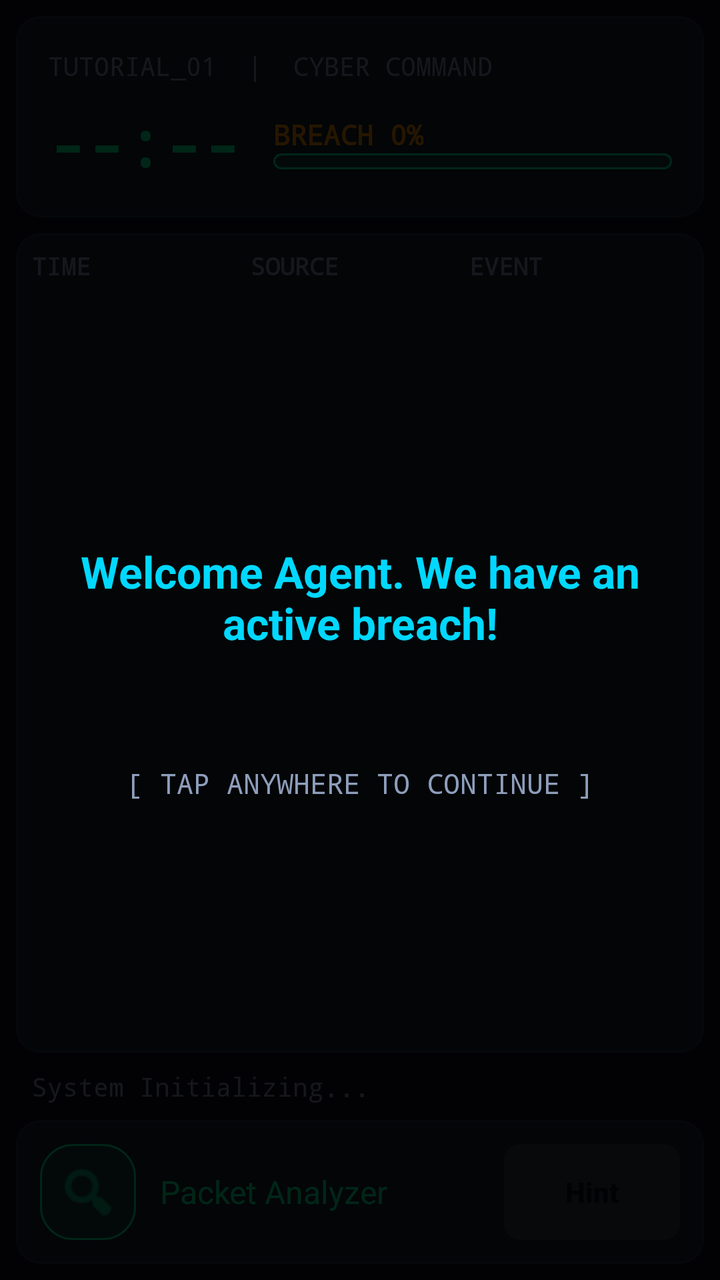
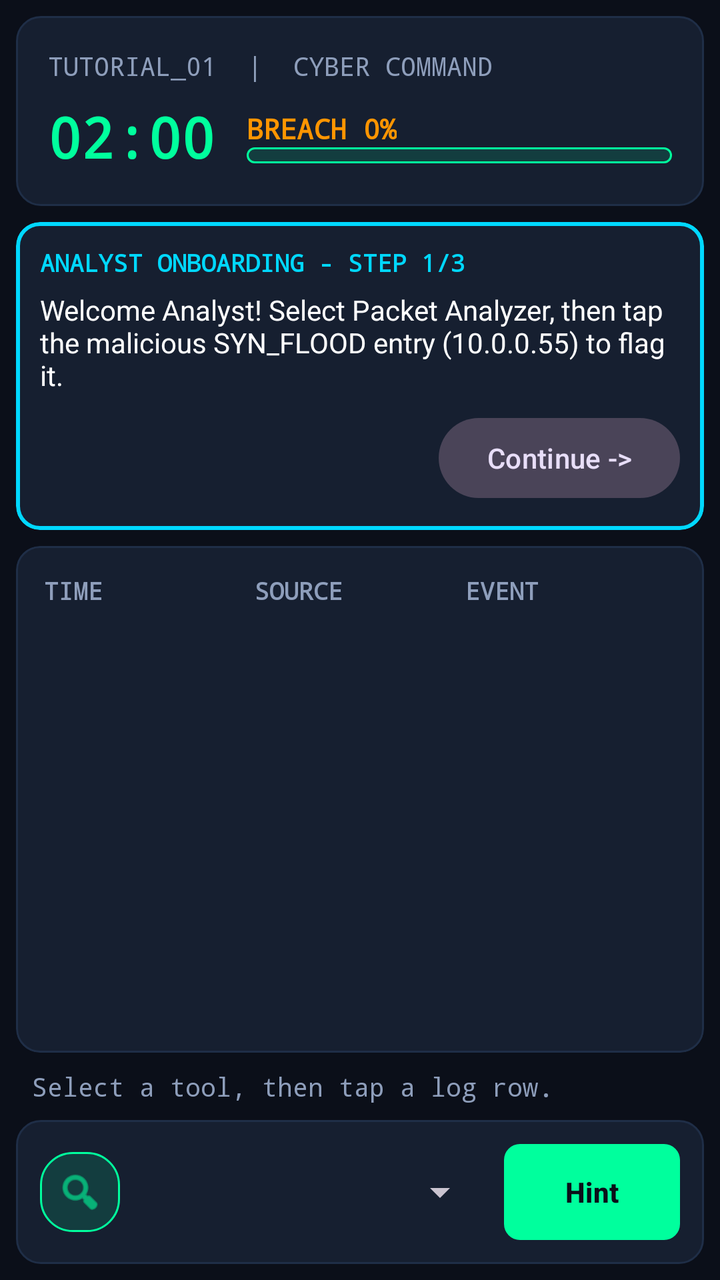

An Android layout rendered at two revisions. The XML below is the earlier revision; the diff shows what the commit changed to produce the second picture.
<!-- AndroidManifest.xml: application theme Theme.CyberBreach -->
<!-- res/layout/activity_tutorial.xml -->
<?xml version="1.0" encoding="utf-8"?>
<FrameLayout xmlns:android="http://schemas.android.com/apk/res/android"
    xmlns:app="http://schemas.android.com/apk/res-auto"
    android:layout_width="match_parent"
    android:layout_height="match_parent"
    android:background="@color/soc_background"
    android:fitsSystemWindows="true">

    
    <LinearLayout
        android:layout_width="match_parent"
        android:layout_height="match_parent"
        android:orientation="vertical">

        
        <LinearLayout
            android:layout_width="match_parent"
            android:layout_height="wrap_content"
            android:orientation="vertical"
            android:padding="16dp"
            android:background="@drawable/bg_terminal_card"
            android:layout_margin="8dp">

            <TextView
                android:layout_width="match_parent"
                android:layout_height="wrap_content"
                android:text="TUTORIAL_01  |  CYBER COMMAND"
                android:textColor="@color/soc_text_secondary"
                android:fontFamily="monospace"
                android:textSize="13sp" />

            <LinearLayout
                android:layout_width="match_parent"
                android:layout_height="wrap_content"
                android:gravity="center_vertical"
                android:layout_marginTop="8dp"
                android:orientation="horizontal">

                <TextView
                    android:layout_width="wrap_content"
                    android:layout_height="wrap_content"
                    android:fontFamily="monospace"
                    android:text="--:--"
                    android:textColor="@color/soc_primary"
                    android:textSize="32sp"
                    android:textStyle="bold" />

                <LinearLayout
                    android:layout_width="0dp"
                    android:layout_height="wrap_content"
                    android:layout_marginStart="16dp"
                    android:layout_weight="1"
                    android:orientation="vertical">

                    <TextView
                        android:layout_width="wrap_content"
                        android:layout_height="wrap_content"
                        android:fontFamily="monospace"
                        android:text="BREACH 0%"
                        android:textColor="@color/soc_warning"
                        android:textSize="14sp"
                        android:textStyle="bold" />

                    <ProgressBar
                        style="?android:attr/progressBarStyleHorizontal"
                        android:layout_width="match_parent"
                        android:layout_height="8dp"
                        android:progressDrawable="@drawable/bg_pill_badge"
                        android:max="100"
                        android:progress="0" />
                </LinearLayout>
            </LinearLayout>
        </LinearLayout>

        
        <com.google.android.material.card.MaterialCardView
            android:layout_width="match_parent"
            android:layout_height="0dp"
            android:layout_weight="1"
            android:layout_marginHorizontal="8dp"
            android:layout_marginBottom="8dp"
            app:cardBackgroundColor="@color/soc_surface"
            app:strokeColor="@color/soc_surface_stroke"
            app:strokeWidth="1dp"
            app:cardCornerRadius="12dp">

            <ScrollView
                android:layout_width="match_parent"
                android:layout_height="match_parent"
                android:fillViewport="true">

                <LinearLayout
                    android:id="@+id/llLogs"
                    android:layout_width="match_parent"
                    android:layout_height="wrap_content"
                    android:orientation="vertical"
                    android:padding="8dp">

                    
                    <LinearLayout
                        android:layout_width="match_parent"
                        android:layout_height="wrap_content"
                        android:orientation="horizontal">
                        <TextView android:layout_width="0dp" android:layout_height="wrap_content" android:layout_weight="1" android:text="TIME" android:textColor="@color/soc_text_secondary" android:fontFamily="monospace" android:textSize="12sp" android:textStyle="bold"/>
                        <TextView android:layout_width="0dp" android:layout_height="wrap_content" android:layout_weight="1" android:text="SOURCE" android:textColor="@color/soc_text_secondary" android:fontFamily="monospace" android:textSize="12sp" android:textStyle="bold"/>
                        <TextView android:layout_width="0dp" android:layout_height="wrap_content" android:layout_weight="1" android:text="EVENT" android:textColor="@color/soc_text_secondary" android:fontFamily="monospace" android:textSize="12sp" android:textStyle="bold"/>
                    </LinearLayout>
                    
                </LinearLayout>
            </ScrollView>
        </com.google.android.material.card.MaterialCardView>

        <TextView
            android:layout_width="match_parent"
            android:layout_height="wrap_content"
            android:fontFamily="monospace"
            android:paddingHorizontal="16dp"
            android:paddingBottom="8dp"
            android:text="System Initializing..."
            android:textColor="@color/soc_text_secondary"
            android:textSize="13sp" />

        
        <LinearLayout
            android:id="@+id/bottomBar"
            android:layout_width="match_parent"
            android:layout_height="wrap_content"
            android:background="@drawable/bg_terminal_card"
            android:layout_marginHorizontal="8dp"
            android:layout_marginBottom="8dp"
            android:gravity="center_vertical"
            android:orientation="horizontal"
            android:padding="12dp"
            android:clickable="true"
            android:focusable="true">

            <ImageView
                android:id="@+id/ivTool"
                android:layout_width="48dp"
                android:layout_height="48dp"
                android:padding="8dp"
                android:background="@drawable/bg_pill_badge"
                android:src="@android:drawable/ic_menu_search"
                app:tint="@color/soc_primary" />

            
            <TextView
                android:id="@+id/tvTool"
                android:layout_width="0dp"
                android:layout_height="wrap_content"
                android:layout_marginStart="12dp"
                android:layout_weight="1"
                android:text="Packet Analyzer"
                android:textColor="@color/soc_primary"
                android:textSize="16sp" />

            <Button
                android:layout_width="wrap_content"
                android:layout_height="wrap_content"
                android:background="@drawable/bg_neon_button"
                android:textColor="@color/soc_background"
                android:textStyle="bold"
                android:layout_marginStart="8dp"
                android:text="@string/btn_hint"
                android:enabled="false" />
        </LinearLayout>
    </LinearLayout>

    
    <LinearLayout
        android:id="@+id/overlayLayer"
        android:layout_width="match_parent"
        android:layout_height="match_parent"
        android:background="#D9000000"
        android:gravity="center"
        android:orientation="vertical"
        android:clickable="true"
        android:focusable="true">

        <TextView
            android:id="@+id/tvOverlay"
            android:layout_width="wrap_content"
            android:layout_height="wrap_content"
            android:layout_margin="32dp"
            android:text="Welcome Agent. We have an active breach!"
            android:textColor="@color/soc_accent_cyan"
            android:textSize="22sp"
            android:textStyle="bold"
            android:gravity="center" />
            
        <TextView
            android:layout_width="wrap_content"
            android:layout_height="wrap_content"
            android:text="[ TAP ANYWHERE TO CONTINUE ]"
            android:textColor="@color/soc_text_secondary"
            android:textSize="14sp"
            android:layout_marginTop="24dp"
            android:fontFamily="monospace" />
            
    </LinearLayout>

</FrameLayout>
<!-- resources referenced by this layout -->
<resources>
  <color name="soc_accent_cyan">#00D8FF</color>
  <color name="soc_background">#0B0F19</color>
  <color name="soc_primary">#00FF9D</color>
  <color name="soc_surface">#161F30</color>
  <color name="soc_surface_stroke">#1F2E47</color>
  <color name="soc_text_secondary">#8E9EBB</color>
  <color name="soc_warning">#FF9500</color>
  <!-- drawable bg_neon_button (drawable) -->
  <?xml version="1.0" encoding="utf-8"?>
  <ripple xmlns:android="http://schemas.android.com/apk/res/android"
      android:color="@color/soc_background">
      <item>
          <shape android:shape="rectangle">
              <solid android:color="@color/soc_primary" />
              <corners android:radius="8dp" />
          </shape>
      </item>
  </ripple>
  <!-- drawable bg_pill_badge (drawable) -->
  <?xml version="1.0" encoding="utf-8"?>
  <shape xmlns:android="http://schemas.android.com/apk/res/android"
      android:shape="rectangle">
      <solid android:color="@color/soc_transparent_primary" />
      <stroke
          android:width="1dp"
          android:color="@color/soc_primary" />
      <corners android:radius="16dp" />
  </shape>
  <!-- drawable bg_terminal_card (drawable) -->
  <?xml version="1.0" encoding="utf-8"?>
  <shape xmlns:android="http://schemas.android.com/apk/res/android"
      android:shape="rectangle">
      <solid android:color="@color/soc_surface" />
      <stroke
          android:width="1dp"
          android:color="@color/soc_surface_stroke" />
      <corners android:radius="12dp" />
  </shape>
  <string name="btn_hint">Hint</string>
  <style name="Theme.CyberBreach" parent="Base.Theme.CyberBreach" />
  <color name="soc_transparent_primary">#2200FF9D</color>
  <style name="Base.Theme.CyberBreach" parent="Theme.Material3.Dark.NoActionBar">
          <item name="colorPrimary">@color/soc_primary</item>
          <item name="colorOnPrimary">#000000</item>
          <item name="colorPrimaryContainer">@color/soc_transparent_primary</item>
          <item name="colorOnPrimaryContainer">@color/soc_primary</item>
  
          <item name="colorSecondary">@color/soc_accent_cyan</item>
          <item name="colorOnSecondary">#000000</item>
  
          <item name="colorError">@color/soc_critical</item>
          <item name="colorOnError">#FFFFFF</item>
  
          <item name="android:colorBackground">@color/soc_background</item>
          <item name="colorOnBackground">@color/soc_text_primary</item>
          <item name="colorSurface">@color/soc_surface</item>
          <item name="colorOnSurface">@color/soc_text_primary</item>
          <item name="colorSurfaceVariant">@color/soc_surface</item>
          <item name="colorOnSurfaceVariant">@color/soc_text_secondary</item>
          <item name="colorOutline">@color/soc_surface_stroke</item>
          
          <item name="android:statusBarColor">@color/soc_background</item>
          <item name="android:navigationBarColor">@color/soc_surface</item>
      </style>
  <color name="soc_critical">#FF3B30</color>
  <color name="soc_text_primary">#FFFFFF</color>
</resources>

<!-- the commit's change to res/layout/activity_tutorial.xml (unified diff, before → after) -->
@@ -1,202 +1,209 @@
 <?xml version="1.0" encoding="utf-8"?>
-<FrameLayout xmlns:android="http://schemas.android.com/apk/res/android"
+<LinearLayout xmlns:android="http://schemas.android.com/apk/res/android"
     xmlns:app="http://schemas.android.com/apk/res-auto"
     android:layout_width="match_parent"
     android:layout_height="match_parent"
     android:background="@color/soc_background"
-    android:fitsSystemWindows="true">
+    android:fitsSystemWindows="true"
+    android:orientation="vertical">
 
     
     <LinearLayout
         android:layout_width="match_parent"
-        android:layout_height="match_parent"
-        android:orientation="vertical">
-
-        
+        android:layout_height="wrap_content"
+        android:orientation="vertical"
+        android:padding="16dp"
+        android:background="@drawable/bg_terminal_card"
+        android:layout_margin="8dp">
+
+        <TextView
+            android:layout_width="match_parent"
+            android:layout_height="wrap_content"
+            android:text="TUTORIAL_01  |  CYBER COMMAND"
+            android:textColor="@color/soc_text_secondary"
+            android:fontFamily="monospace"
+            android:textSize="13sp" />
+
         <LinearLayout
             android:layout_width="match_parent"
             android:layout_height="wrap_content"
-            android:orientation="vertical"
-            android:padding="16dp"
-            android:background="@drawable/bg_terminal_card"
-            android:layout_margin="8dp">
+            android:gravity="center_vertical"
+            android:layout_marginTop="8dp"
+            android:orientation="horizontal">
 
             <TextView
-                android:layout_width="match_parent"
-                android:layout_height="wrap_content"
-                android:text="TUTORIAL_01  |  CYBER COMMAND"
-                android:textColor="@color/soc_text_secondary"
+                android:layout_width="wrap_content"
+                android:layout_height="wrap_content"
                 android:fontFamily="monospace"
-                android:textSize="13sp" />
+                android:text="02:00"
+                android:textColor="@color/soc_primary"
+                android:textSize="28sp"
+                android:textStyle="bold" />
 
             <LinearLayout
-                android:layout_width="match_parent"
-                android:layout_height="wrap_content"
-                android:gravity="center_vertical"
-                android:layout_marginTop="8dp"
-                android:orientation="horizontal">
+                android:layout_width="0dp"
+                android:layout_height="wrap_content"
+                android:layout_marginStart="16dp"
+                android:layout_weight="1"
+                android:orientation="vertical">
 
                 <TextView
+                    android:id="@+id/tvBreach"
                     android:layout_width="wrap_content"
                     android:layout_height="wrap_content"
                     android:fontFamily="monospace"
-                    android:text="--:--"
-                    android:textColor="@color/soc_primary"
-                    android:textSize="32sp"
+                    android:text="BREACH 0%"
+                    android:textColor="@color/soc_warning"
+                    android:textSize="14sp"
                     android:textStyle="bold" />
 
-                <LinearLayout
-                    android:layout_width="0dp"
-                    android:layout_height="wrap_content"
-                    android:layout_marginStart="16dp"
-                    android:layout_weight="1"
-                    android:orientation="vertical">
-
-                    <TextView
-                        android:layout_width="wrap_content"
-                        android:layout_height="wrap_content"
-                        android:fontFamily="monospace"
-                        android:text="BREACH 0%"
-                        android:textColor="@color/soc_warning"
-                        android:textSize="14sp"
-                        android:textStyle="bold" />
-
-                    <ProgressBar
-                        style="?android:attr/progressBarStyleHorizontal"
-                        android:layout_width="match_parent"
-                        android:layout_height="8dp"
-                        android:progressDrawable="@drawable/bg_pill_badge"
-                        android:max="100"
-                        android:progress="0" />
-                </LinearLayout>
+                <ProgressBar
+                    style="?android:attr/progressBarStyleHorizontal"
+                    android:layout_width="match_parent"
+                    android:layout_height="8dp"
+                    android:progressDrawable="@drawable/bg_pill_badge"
+                    android:max="100"
+                    android:progress="0" />
             </LinearLayout>
         </LinearLayout>
-
-        
-        <com.google.android.material.card.MaterialCardView
-            android:layout_width="match_parent"
-            android:layout_height="0dp"
-            android:layout_weight="1"
-            android:layout_marginHorizontal="8dp"
-            android:layout_marginBottom="8dp"
-            app:cardBackgroundColor="@color/soc_surface"
-            app:strokeColor="@color/soc_surface_stroke"
-            app:strokeWidth="1dp"
-            app:cardCornerRadius="12dp">
-
-            <ScrollView
+    </LinearLayout>
+
+    
+    <com.google.android.material.card.MaterialCardView
+        android:id="@+id/guidanceCard"
+        android:layout_width="match_parent"
+        android:layout_height="wrap_content"
+        android:layout_marginHorizontal="8dp"
+        android:layout_marginBottom="8dp"
+        app:cardBackgroundColor="@color/soc_surface"
+        app:strokeColor="@color/soc_accent_cyan"
+        app:strokeWidth="2dp"
+        app:cardCornerRadius="12dp">
+
+        <LinearLayout
+            android:layout_width="match_parent"
+            android:layout_height="wrap_content"
+            android:orientation="vertical"
+            android:padding="12dp">
+
+            <TextView
+                android:id="@+id/tvGuideStep"
+                android:layout_width="wrap_content"
+                android:layout_height="wrap_content"
+                android:text="ANALYST ONBOARDING - STEP 1/3"
+                android:textColor="@color/soc_accent_cyan"
+                android:fontFamily="monospace"
+                android:textSize="12sp"
+                android:textStyle="bold" />
+
+            <TextView
+                android:id="@+id/tvGuideText"
                 android:layout_width="match_parent"
-                android:layout_height="match_parent"
-                android:fillViewport="true">
-
+                android:layout_height="wrap_content"
+                android:layout_marginTop="6dp"
+                android:text="Welcome Analyst! Select Packet Analyzer, then tap the malicious SYN_FLOOD entry (10.0.0.55) to flag it."
+                android:textColor="@color/soc_text_primary"
+                android:textSize="14sp" />
+
+            <Button
+                android:id="@+id/btnNextStep"
+                style="@style/Widget.Material3.Button.TonalButton"
+                android:layout_width="wrap_content"
+                android:layout_height="wrap_content"
+                android:layout_gravity="end"
+                android:layout_marginTop="8dp"
+                android:text="Continue ->" />
+        </LinearLayout>
+    </com.google.android.material.card.MaterialCardView>
+
+    
+    <com.google.android.material.card.MaterialCardView
+        android:layout_width="match_parent"
+        android:layout_height="0dp"
+        android:layout_weight="1"
+        android:layout_marginHorizontal="8dp"
+        android:layout_marginBottom="8dp"
+        app:cardBackgroundColor="@color/soc_surface"
+        app:strokeColor="@color/soc_surface_stroke"
+        app:strokeWidth="1dp"
+        app:cardCornerRadius="12dp">
+
+        <ScrollView
+            android:layout_width="match_parent"
+            android:layout_height="match_parent"
+            android:fillViewport="true">
+
+            <LinearLayout
+                android:id="@+id/llLogs"
+                android:layout_width="match_parent"
+                android:layout_height="wrap_content"
+                android:orientation="vertical"
+                android:padding="8dp">
+
+                
                 <LinearLayout
-                    android:id="@+id/llLogs"
                     android:layout_width="match_parent"
                     android:layout_height="wrap_content"
-                    android:orientation="vertical"
-                    android:padding="8dp">
-
-                    
-                    <LinearLayout
-                        android:layout_width="match_parent"
-                        android:layout_height="wrap_content"
-                        android:orientation="horizontal">
-                        <TextView android:layout_width="0dp" android:layout_height="wrap_content" android:layout_weight="1" android:text="TIME" android:textColor="@color/soc_text_secondary" android:fontFamily="monospace" android:textSize="12sp" android:textStyle="bold"/>
-                        <TextView android:layout_width="0dp" android:layout_height="wrap_content" android:layout_weight="1" android:text="SOURCE" android:textColor="@color/soc_text_secondary" android:fontFamily="monospace" android:textSize="12sp" android:textStyle="bold"/>
-                        <TextView android:layout_width="0dp" android:layout_height="wrap_content" android:layout_weight="1" android:text="EVENT" android:textColor="@color/soc_text_secondary" android:fontFamily="monospace" android:textSize="12sp" android:textStyle="bold"/>
-                    </LinearLayout>
-                    
+                    android:orientation="horizontal"
+                    android:padding="6dp">
+                    <TextView android:layout_width="0dp" android:layout_height="wrap_content" android:layout_weight="1" android:text="TIME" android:textColor="@color/soc_text_secondary" android:fontFamily="monospace" android:textSize="12sp" android:textStyle="bold"/>
+                    <TextView android:layout_width="0dp" android:layout_height="wrap_content" android:layout_weight="1" android:text="SOURCE" android:textColor="@color/soc_text_secondary" android:fontFamily="monospace" android:textSize="12sp" android:textStyle="bold"/>
+                    <TextView android:layout_width="0dp" android:layout_height="wrap_content" android:layout_weight="1" android:text="EVENT" android:textColor="@color/soc_text_secondary" android:fontFamily="monospace" android:textSize="12sp" android:textStyle="bold"/>
                 </LinearLayout>
-            </ScrollView>
-        </com.google.android.material.card.MaterialCardView>
-
-        <TextView
-            android:layout_width="match_parent"
-            android:layout_height="wrap_content"
-            android:fontFamily="monospace"
-            android:paddingHorizontal="16dp"
-            android:paddingBottom="8dp"
-            android:text="System Initializing..."
-            android:textColor="@color/soc_text_secondary"
-            android:textSize="13sp" />
-
-        
-        <LinearLayout
-            android:id="@+id/bottomBar"
-            android:layout_width="match_parent"
-            android:layout_height="wrap_content"
-            android:background="@drawable/bg_terminal_card"
-            android:layout_marginHorizontal="8dp"
-            android:layout_marginBottom="8dp"
-            android:gravity="center_vertical"
-            android:orientation="horizontal"
-            android:padding="12dp"
-            android:clickable="true"
-            android:focusable="true">
-
-            <ImageView
-                android:id="@+id/ivTool"
-                android:layout_width="48dp"
-                android:layout_height="48dp"
-                android:padding="8dp"
-                android:background="@drawable/bg_pill_badge"
-                android:src="@android:drawable/ic_menu_search"
-                app:tint="@color/soc_primary" />
-
-            
-            <TextView
-                android:id="@+id/tvTool"
-                android:layout_width="0dp"
-                android:layout_height="wrap_content"
-                android:layout_marginStart="12dp"
-                android:layout_weight="1"
-                android:text="Packet Analyzer"
-                android:textColor="@color/soc_primary"
-                android:textSize="16sp" />
-
-            <Button
-                android:layout_width="wrap_content"
-                android:layout_height="wrap_content"
-                android:background="@drawable/bg_neon_button"
-                android:textColor="@color/soc_background"
-                android:textStyle="bold"
-                android:layout_marginStart="8dp"
-                android:text="@string/btn_hint"
-                android:enabled="false" />
-        </LinearLayout>
+
+            </LinearLayout>
+        </ScrollView>
+    </com.google.android.material.card.MaterialCardView>
+
+    <TextView
+        android:id="@+id/tvStatus"
+        android:layout_width="match_parent"
+        android:layout_height="wrap_content"
+        android:fontFamily="monospace"
+        android:paddingHorizontal="16dp"
+        android:paddingBottom="8dp"
+        android:text="Select a tool, then tap a log row."
+        android:textColor="@color/soc_text_secondary"
+        android:textSize="13sp" />
+
+    
+    <LinearLayout
+        android:id="@+id/bottomBar"
+        android:layout_width="match_parent"
+        android:layout_height="wrap_content"
+        android:background="@drawable/bg_terminal_card"
+        android:layout_marginHorizontal="8dp"
+        android:layout_marginBottom="8dp"
+        android:gravity="center_vertical"
+        android:orientation="horizontal"
+        android:padding="12dp">
+
+        <ImageView
+            android:id="@+id/ivTool"
+            android:layout_width="40dp"
+            android:layout_height="40dp"
+            android:background="@drawable/bg_pill_badge"
+            android:padding="8dp"
+            android:src="@android:drawable/ic_menu_search"
+            app:tint="@color/soc_primary" />
+
+        <Spinner
+            android:id="@+id/spTool"
+            android:layout_width="0dp"
+            android:layout_height="wrap_content"
+            android:layout_marginStart="8dp"
+            android:layout_weight="1"
+            android:minHeight="48dp" />
+
+        <Button
+            android:id="@+id/btnHint"
+            android:layout_width="wrap_content"
+            android:layout_height="wrap_content"
+            android:background="@drawable/bg_neon_button"
+            android:textColor="@color/soc_background"
+            android:textStyle="bold"
+            android:layout_marginStart="8dp"
+            android:text="@string/btn_hint" />
     </LinearLayout>
 
-    
-    <LinearLayout
-        android:id="@+id/overlayLayer"
-        android:layout_width="match_parent"
-        android:layout_height="match_parent"
-        android:background="#D9000000"
-        android:gravity="center"
-        android:orientation="vertical"
-        android:clickable="true"
-        android:focusable="true">
-
-        <TextView
-            android:id="@+id/tvOverlay"
-            android:layout_width="wrap_content"
-            android:layout_height="wrap_content"
-            android:layout_margin="32dp"
-            android:text="Welcome Agent. We have an active breach!"
-            android:textColor="@color/soc_accent_cyan"
-            android:textSize="22sp"
-            android:textStyle="bold"
-            android:gravity="center" />
-            
-        <TextView
-            android:layout_width="wrap_content"
-            android:layout_height="wrap_content"
-            android:text="[ TAP ANYWHERE TO CONTINUE ]"
-            android:textColor="@color/soc_text_secondary"
-            android:textSize="14sp"
-            android:layout_marginTop="24dp"
-            android:fontFamily="monospace" />
-            
-    </LinearLayout>
-
-</FrameLayout>
+</LinearLayout>
